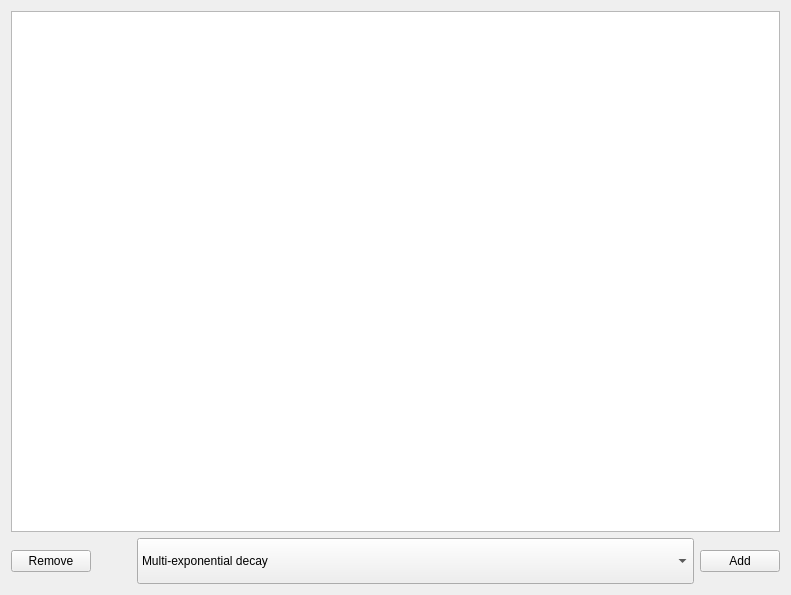
Qt form FLIMfitLibrary/FLIMfitQT/FittingParametersWidget.ui (flimfit/FLIMfit) before a commit.
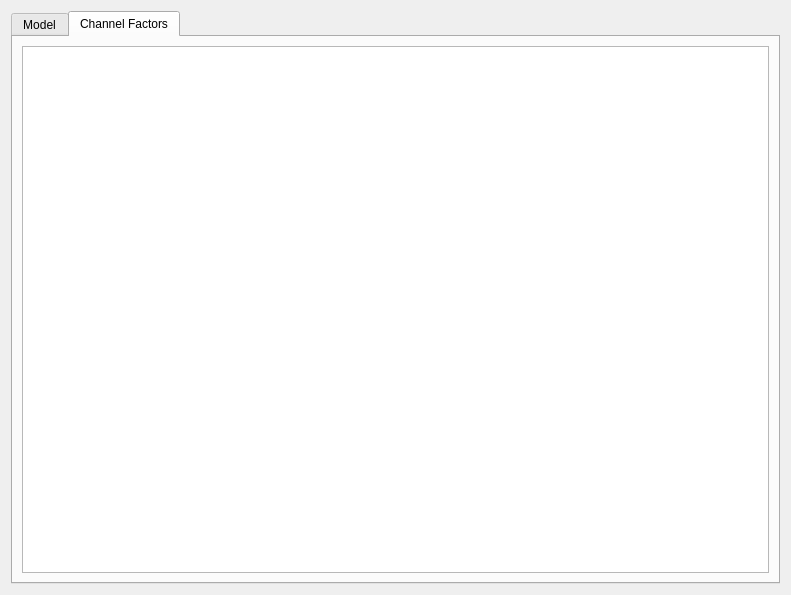
The same form after that commit.

Commit message: Initial work for acceptor rise time model

Diff of the .ui file:
```diff
--- a/FLIMfitLibrary/FLIMfitQT/FittingParametersWidget.ui
+++ b/FLIMfitLibrary/FLIMfitQT/FittingParametersWidget.ui
@@ -15,9 +15,19 @@
   </property>
   <layout class="QVBoxLayout" name="verticalLayout">
    <item>
+    <widget class="QTabWidget" name="tabWidget">
+     <property name="currentIndex">
+      <number>1</number>
+     </property>
+     <widget class="QWidget" name="tab">
+      <attribute name="title">
+       <string>Model</string>
+      </attribute>
+      <layout class="QVBoxLayout" name="verticalLayout_2">
+       <item>
     <widget class="QTreeView" name="parameter_tree">
      <attribute name="headerVisible">
-      <bool>true</bool>
+          <bool>false</bool>
      </attribute>
     </widget>
    </item>
@@ -76,6 +86,20 @@
       </widget>
      </item>
     </layout>
+       </item>
+      </layout>
+     </widget>
+     <widget class="QWidget" name="tab_2">
+      <attribute name="title">
+       <string>Channel Factors</string>
+      </attribute>
+      <layout class="QVBoxLayout" name="verticalLayout_3">
+       <item>
+        <widget class="QTreeView" name="channel_factor_tree"/>
+       </item>
+      </layout>
+     </widget>
+    </widget>
    </item>
   </layout>
  </widget>
```
Lines whose indentation alone changed are shown as unchanged. The commit also changes 4 other files.
